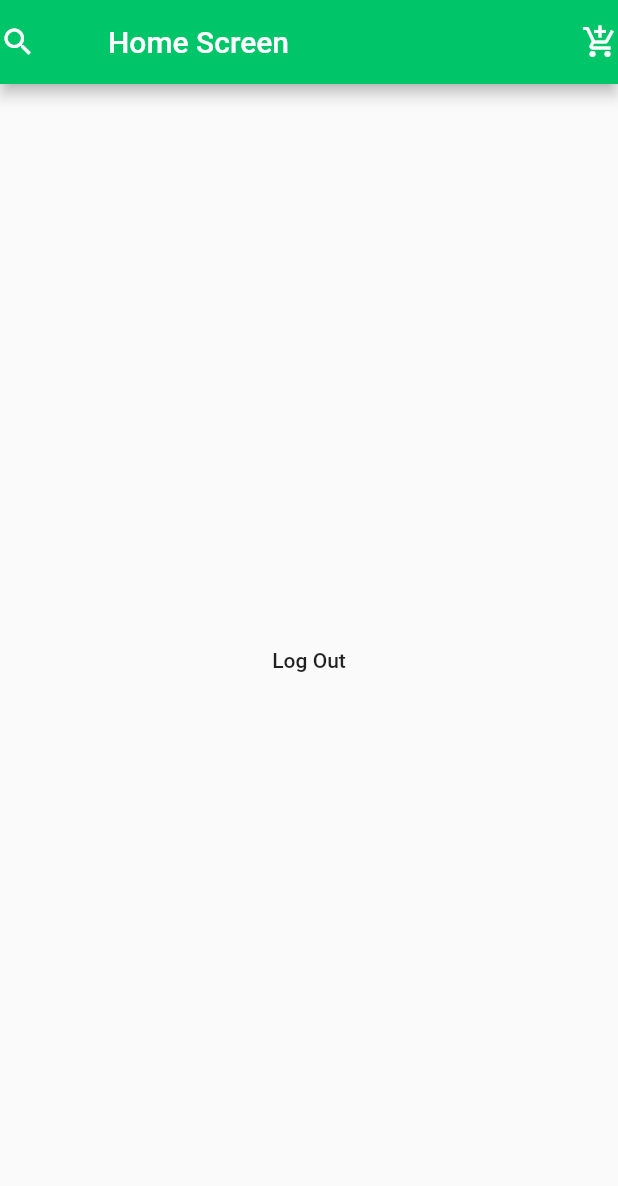
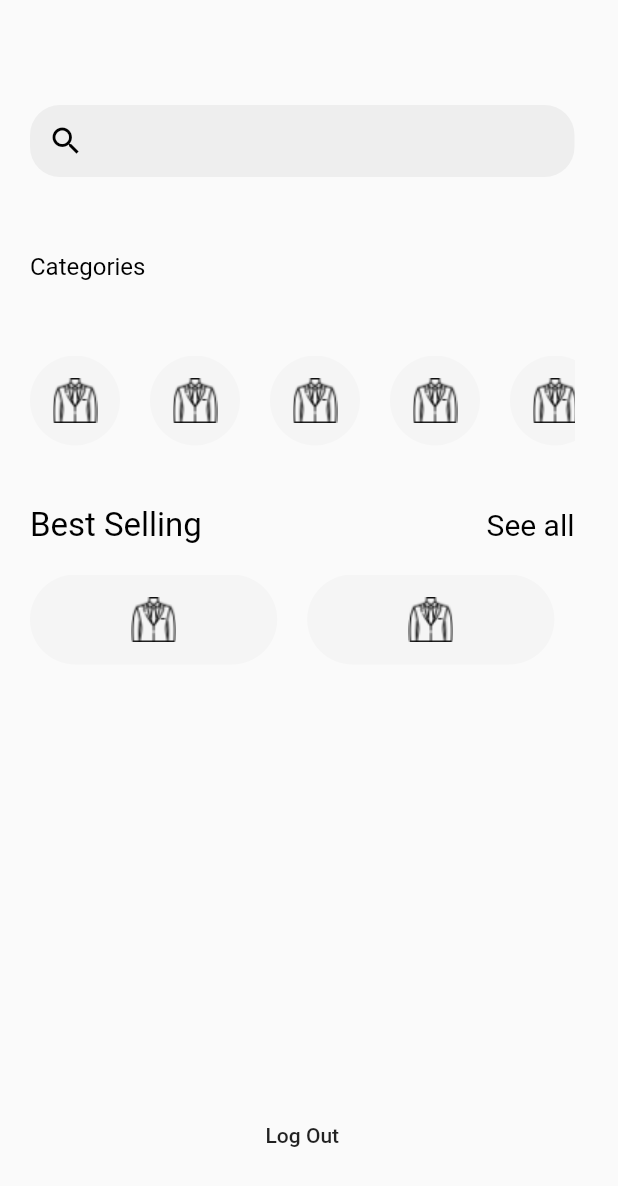
Before and after one commit to OMRNASSER/C-Zone-App, a Flutter app: the Home_Screen screen opened directly, on a phone screen of 412 x 824 dp. Shown: the top 1186 px of the screen. Run offline on Flutter 3.47's test engine with Material 2 defaults, Android fonts, the phone set to English and light mode, and no system bars; our stand-ins replace cloud_firestore, firebase_auth, firebase_core, get, google_sign_in; missing offline and left inert: flutter_facebook_auth; accounts and stored records are empty.

Commit message:
The First Assignment Done

```diff
--- a/lib/Constant.dart
+++ b/lib/Constant.dart
@@ -1,3 +1,4 @@
 import 'package:flutter/material.dart';
 
 const primaryColor = Color.fromRGBO(0, 197, 105, 100);
+const splashScreenColor = Color.fromRGBO(240, 190, 150, 20);
--- a/lib/view/Home_Screen.dart
+++ b/lib/view/Home_Screen.dart
@@ -2,41 +2,146 @@ import 'package:firebase_auth/firebase_auth.dart';
 import 'package:flutter/material.dart';
 import 'package:get/get.dart';
 import 'package:untitled/Constant.dart';
+import 'package:untitled/view/Widget/CustomText.dart';
 import 'package:untitled/view/auth/login_screen.dart';
 
 class Home_Screen extends StatelessWidget {
   FirebaseAuth _auth = FirebaseAuth.instance;
+  final List<String> names = <String>["Men","S","S","S","S"];
   @override
   Widget build(BuildContext context) {
     return Scaffold(
-      appBar: AppBar(
-        title: Text(
-          "Home Screen",
-        ),
-        leading: Row(
-          children: [
-            Icon(Icons.search),
-          ],
-        ),
 
 
-        backgroundColor: primaryColor,
-        actions: [
-          Icon(Icons.add_shopping_cart),
-        ],
+
+      body:Container(
+        padding: EdgeInsets.only(top:70  ,left: 20 , right:29),
+        child: Column(
+          children: [
+
+               _searchTextFormField(),
+                SizedBox(height: 50,),
+                CustomText(txt:"Categories"),
+                SizedBox(height: 50,),
+                _listViewCategory(),
+                Row(
+                  mainAxisAlignment: MainAxisAlignment.spaceBetween,
+                  children: [
+                    CustomText(txt : "Best Selling" , fontSize: 22),
+
+                    CustomText(txt : "See all" , fontSize: 20),
+
+
+
+                  ],
+
+
+                ),
+                SizedBox(height: 20,),
+                _listViewProducts(),
+
+                Center(child:
+                  FlatButton(
+                    onPressed: () {
+                    _auth.signOut();
+                    Get.offAll(LoginScreen());
+                  },
+                    child:Text("Log Out"),
+              ),
+              ),
+
+            ],
+          ),
+        ),
+    );
+
+  }
+  Widget _searchTextFormField(){
+   return Container(
+      decoration: BoxDecoration(
+        borderRadius: BorderRadius.circular(20),
+        color: Colors.grey.shade200,
       ),
 
-      body: Center(child:FlatButton(
-        onPressed: (){
-          _auth.signOut();
-          Get.offAll(LoginScreen());
-        },
-        child: Text("Log Out"),
+      child: TextFormField(
+        decoration: InputDecoration(
+          border: InputBorder.none ,
+          prefixIcon: Icon(Icons.search , color: Colors.black , ),
+          iconColor: Colors.black ,
+        ),
       ),
+    );
+  }
+  Widget _listViewCategory(){
+    return Container(
+      height: 100,
+      child: ListView.separated(
+        itemCount: names.length,
+        scrollDirection: Axis.horizontal,
+        itemBuilder: (context , index){
+          return Column(
+            children: [
+              Container(
+                decoration: BoxDecoration(
+                  borderRadius: BorderRadius.circular(50),
+                  color: Colors.grey.shade100,
+                ),
+                height: 60,
+                width: 60,
+                child: Padding(
+                  padding: const EdgeInsets.all(10.0),
+                  child: Image.asset("assets/images/suit.png"),
+                ),
+
+              ),
+              SizedBox(width: 20,),
+            ],
+
+          );
+
+        }, separatorBuilder: ( context,  index) => SizedBox(width: 20,),
+
+
+
+      ),
+
+    ) ;
+  }
+
+ Widget _listViewProducts() {
+    return Container(
+      height: 350,
+      child: ListView.separated(
+        itemCount: names.length,
+        scrollDirection: Axis.horizontal,
+        itemBuilder: (context , index){
+          return Column(
+            children: [
+              Container(
+                decoration: BoxDecoration(
+                  borderRadius: BorderRadius.circular(50),
+                  color: Colors.grey.shade100,
+                ),
+                height: 60,
+                width: MediaQuery.of(context).size.width * 0.4,
+                child: Padding(
+                  padding: const EdgeInsets.all(10.0),
+                  child: Image.asset("assets/images/suit.png"),
+                ),
+
+              ),
+              SizedBox(width: 20,),
+            ],
+
+          );
+
+        }, separatorBuilder: ( context,  index) => SizedBox(width: 20,),
+
+
+
       ),
 
     );
-  }
-
+ }
 
 }
--- a/lib/view/Widget/custom_text_form_field.dart
+++ b/lib/view/Widget/custom_text_form_field.dart
@@ -13,13 +13,14 @@ class CustomTextForm extends StatelessWidget {
 
   final FormFieldSetter<String>? onSaved;
   final FormFieldValidator<String>? validator;
-
+   bool obsecure= false  ;
   CustomTextForm(
       {this.txt = "",
       this.hint = "",
       this.color = Colors.black,
         this.onSaved ,
         this.validator,
+        required this.obsecure,
       });
 
   @override
@@ -38,7 +39,9 @@ class CustomTextForm extends StatelessWidget {
             hintText: hint,
             hintStyle: TextStyle(color: Colors.grey.shade600, fontSize: 23),
             fillColor: Colors.white,
+
           ),
+          obscureText: obsecure,
         ),
       ],
     );
--- a/lib/view/auth/register_view.dart
+++ b/lib/view/auth/register_view.dart
@@ -63,6 +63,7 @@ class RegisterScreen extends GetWidget<AuthViewModel> {
                       print("Error");
                     }
                   },
+                  obsecure: false,
                 ),
                 SizedBox(
                   height: high,
@@ -70,7 +71,7 @@ class RegisterScreen extends GetWidget<AuthViewModel> {
                 //*** Email ***// by custom text form for any form in program
                 CustomTextForm(
                   txt: "Email",
-                  hint: "iammustafa@gmail.com",
+                  hint: "example@abc.com",
                   validator: (value) {
                     if (value == null) {
                       print("Error");
@@ -79,10 +80,12 @@ class RegisterScreen extends GetWidget<AuthViewModel> {
                   onSaved: (value) {
                     controller.email = value!;
                   },
+                  obsecure: false ,
                 ),
                 SizedBox(
                   height: high,
                 ),
+
                 //*** Password ***// Custom form for password
                 CustomTextForm(
                   txt: "Password",
@@ -95,6 +98,7 @@ class RegisterScreen extends GetWidget<AuthViewModel> {
                   onSaved: (value) {
                     controller.password = value!;
                   },
+                  obsecure: true,
                 ),
                 SizedBox(height: high),
 
--- a/lib/view/control_view.dart
+++ b/lib/view/control_view.dart
@@ -3,6 +3,7 @@ import 'package:get/get.dart';
 import 'package:untitled/core/view_model/auth_view_model.dart';
 import 'package:untitled/view/Home_Screen.dart';
 import 'package:untitled/view/auth/login_screen.dart';
+import 'package:untitled/view/get_started.dart';
 
 class ControlView extends GetWidget<AuthViewModel>{
   @override
--- a/pubspec.yaml
+++ b/pubspec.yaml
@@ -62,6 +62,12 @@ flutter:
   assets:
     - assets/images/Icon_Facebook.png
     - assets/images/icons8_Google_2.png
+    - assets/images/unknown.png
+    - assets/images/Camera_Image.png
+    - assets/images/CZone.png
+    - assets/images/suit.png
+    - assets/images/style2.png
+    - assets/images/Image.png
   # An image asset can refer to one or more resolution-specific "variants", see
   # https://flutter.dev/assets-and-images/#resolution-aware.
 
```
Also changed, not shown: lib/core/view_model/auth_view_model.dart (+25 -11 lines), lib/core/view_model/home_view_model.dart (added, +19 -0 lines), lib/main.dart (+22 -4 lines), lib/view/SplashScreen.dart (+9 -0 lines), lib/view/auth/login_screen.dart (+15 -3 lines), lib/view/get_started.dart (+53 -0 lines), assets/images/Image.png (added), assets/images/style2.png (added), assets/images/suit.png (added), pubspec.lock, 4 other files.
